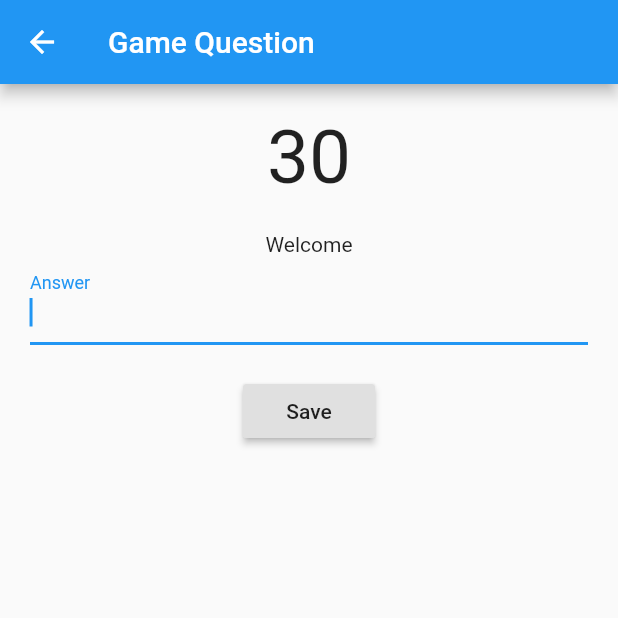
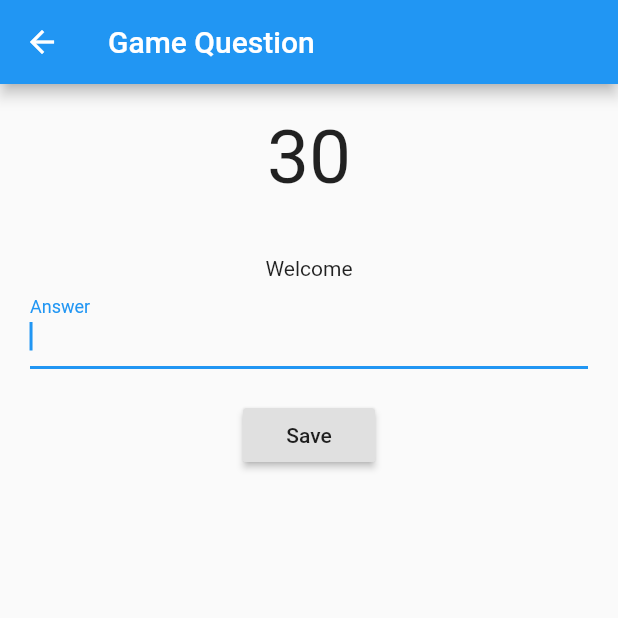
Before and after one commit to Tuneathon/Mobile, a Flutter app: the GameQuestionPage screen opened directly with empty values, after a tap on "Save", on a phone screen of 412 x 824 dp, the top half of it. Run offline on Flutter 3.47's test engine with Material 2 defaults, Android fonts, the phone set to English and light mode, and no system bars; our stand-ins replace shared_preferences; accounts and stored records are empty; network calls fail.

Commit message:
In game question display message and question separately

```diff
--- a/lib/create_room.dart
+++ b/lib/create_room.dart
@@ -41,6 +41,9 @@ class _CreateRoomPageState extends State<CreateRoomPage> {
             )),
             new Container(
               margin: const EdgeInsets.only(bottom: 10.0),
+              child: DropdownButtonHideUnderline(
+                child: ButtonTheme(
+                alignedDropdown: false,
                 child: new DropdownButton<String>(
                   value: numberOfPlayers,
                   items: <String>['2', '3', '4', '5', '6', '7', '8'].map((String value) {
@@ -55,7 +58,7 @@ class _CreateRoomPageState extends State<CreateRoomPage> {
                         numberOfPlayers = newValue;
                     });
                   },
-            )),
+              )))),
             new RaisedButton(
               child: new Text('Save'),
               onPressed: (){
--- a/lib/game_question.dart
+++ b/lib/game_question.dart
@@ -66,14 +66,13 @@ class _GameRoomQuestionState extends State<GameQuestionPage> with TickerProvider
   AnimationController _controller;
   static const int kStartValue = 30;
   var socket;
-  Response response;
+  int questionId;
   TextEditingController _textController = new TextEditingController();
 
   @override
   void initState() {
     super.initState();
     socket = new IOWebSocketChannel.connect('ws://10.15.16.240:8080/trivia/websocket?roomId=${room.roomId}');
-    response = new Response();
     _sendMessage(true);
     _controller = new AnimationController(
       vsync: this,
@@ -105,18 +104,23 @@ class _GameRoomQuestionState extends State<GameQuestionPage> with TickerProvider
               new StreamBuilder(
               stream: socket.stream,
               builder: (context, snapshot) {
-                String text = "Welcome";
+                String question = "";
+                String message = "Welcome";
                 if(snapshot.hasData){
-                  response = Response.fromJson(json.decode(snapshot.data));
-                  if (response.questionId != 0){
-                    text = response.question;
+                  Response tempResponse = Response.fromJson(json.decode(snapshot.data));
+                  if (tempResponse.questionId != 0){
+                    question = tempResponse.question;
+                    questionId = tempResponse.questionId;
                     _controller.forward();
                   }
-                  else{
-                    text = response.message;
-                  }
+                  message = tempResponse.message;
                 }
-                return new Text(text);
+                return new Column(
+                  mainAxisAlignment: MainAxisAlignment.start,
+                  children: <Widget>[
+                    new Text(question),
+                    new Text(message)
+                  ]);
               },
             ),
             new Container(
@@ -146,10 +150,9 @@ class _GameRoomQuestionState extends State<GameQuestionPage> with TickerProvider
       req.userId = prefs.getInt(userIdKey);
       req.roomId = this.room.roomId;
       req.answer = this._textController.text;
-      req.questionId = this.response.questionId;
+      req.questionId = this.questionId;
 
       socket.sink.add(json.encode(req));
-
   }
 }
 
```
Lines whose indentation alone changed are shown as unchanged.
